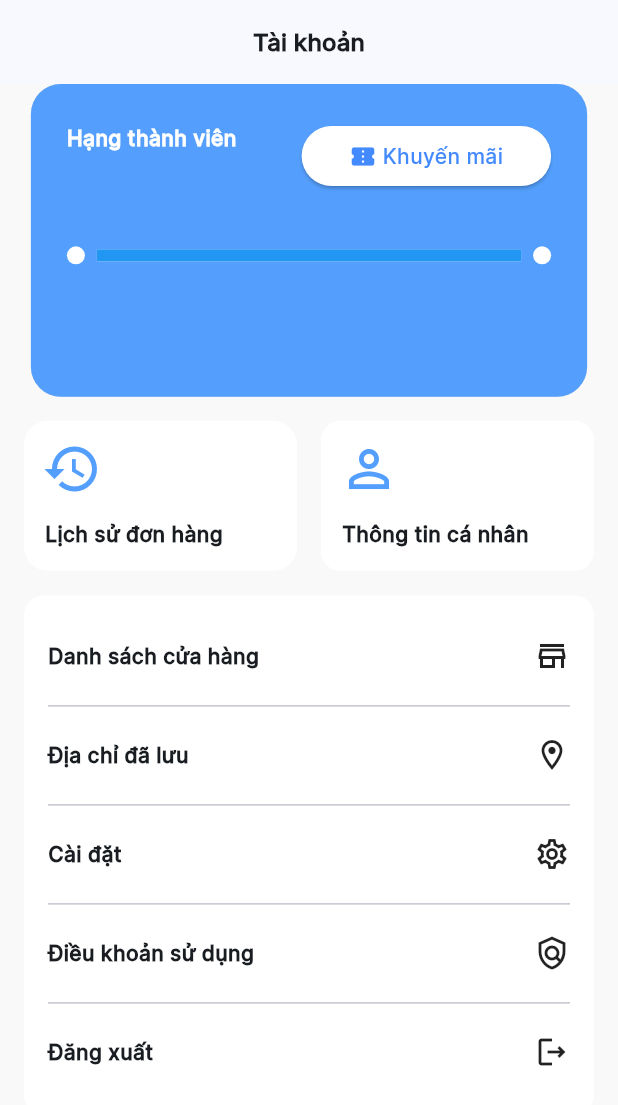
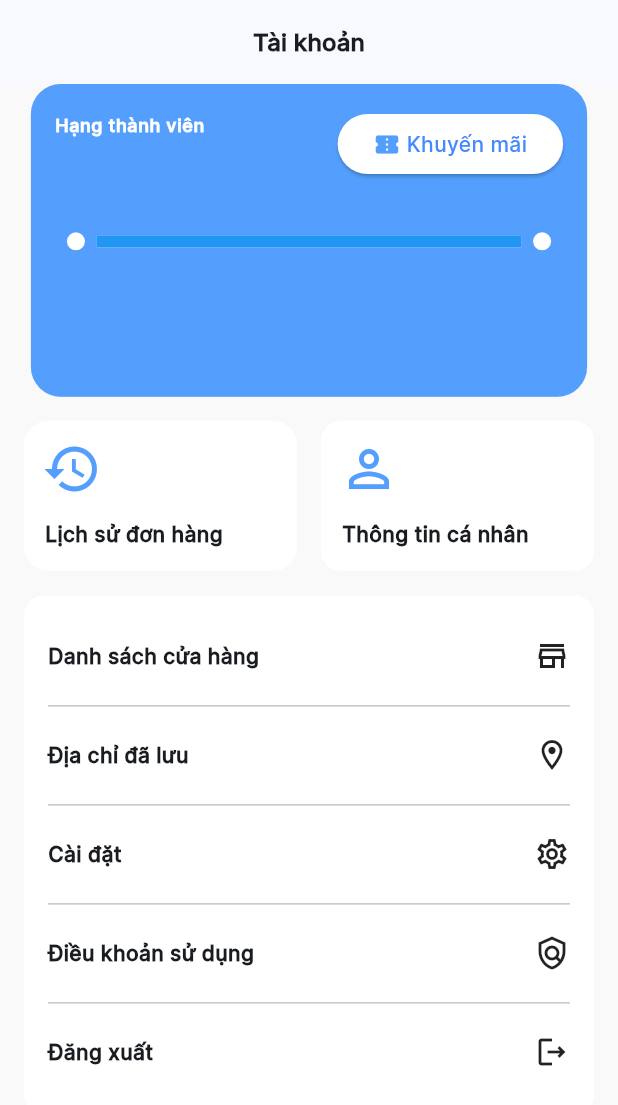
Before and after one commit to RESO-DEVELOPMENT/Deer-Coffee-Mobile, a Flutter app: the OtherPage screen opened directly, on a phone screen of 412 x 824 dp. Shown: the top 1105 px of the screen. Run offline on Flutter 3.47's test engine with Material 3 defaults, Android fonts, the phone set to English and light mode, and no system bars; our stand-ins replace barcode_widget, carousel_slider, dio, firebase_auth, firebase_core, firebase_storage and 13 more; missing offline and left inert: barcode, dotted_dashed_line, flutter_launcher_icons; accounts and stored records are empty; network calls fail; statements that could not run were skipped.

Commit message:
update ui

```diff
--- a/lib/enums/order_enum.dart
+++ b/lib/enums/order_enum.dart
@@ -15,7 +15,7 @@ class DeliType {
 class TakeAway {
   String type = 'TAKE_AWAY';
   IconData icon = Icons.home;
-  String label = 'Mang đi';
+  String label = 'Nhận tại cửa hàng';
 }
 
 class EatIn {
@@ -56,7 +56,7 @@ String showOrderStatus(String status) {
     case OrderStatusEnum.CANCELED:
       return 'Đã huỷ';
     case OrderStatusEnum.PAID:
-      return 'Hoàn thành món';
+      return 'Hoàn thành';
     default:
       return 'Đang xử lý';
   }
--- a/lib/view_models/cart_view_model.dart
+++ b/lib/view_models/cart_view_model.dart
@@ -31,16 +31,30 @@ class CartViewModel extends BaseViewModel {
   List<PromotionPointify>? promotionsHasVoucher = [];
   List<PromotionPointify>? promotionsUsingPromotionCode = [];
   List<VoucherModel>? listUserVoucher = [];
+  List<PaymentProvider> listPayment = [];
   CartViewModel() {
-    cart.orderType = OrderTypeEnum.EAT_IN;
+    cart.orderType = OrderTypeEnum.TAKE_AWAY;
     cart.productList = [];
     cart.promotionList = [];
-    cart.paymentType = PaymentTypeEnums.CASH;
     cart.totalAmount = 0;
     cart.finalAmount = 0;
     cart.bonusPoint = 0;
     cart.shippingFee = 0;
     cart.deliveryAddress = null;
+
+    listPayment = [
+      PaymentProvider(
+          name: "Thanh toán khi nhận hàng",
+          code: PaymentTypeEnums.CASH,
+          icon:
+              'https://firebasestorage.googleapis.com/v0/b/pos-system-47f93.appspot.com/o/files%2Fcash.png?alt=media&token=42566a9d-b092-4e80-90dd-9313aeee081d'),
+      PaymentProvider(
+          name: "Thẻ thành viên",
+          code: PaymentTypeEnums.POINTIFY,
+          icon:
+              "https://firebasestorage.googleapis.com/v0/b/pos-system-47f93.appspot.com/o/files%2Fpointify.jpg?alt=media&token=c1953b7c-23d4-4fb6-b866-ac13ae639a00")
+    ];
+    cart.paymentType = listPayment[0].code;
   }
 
   Future<void> getListPromotion() async {
@@ -193,9 +207,14 @@ class CartViewModel extends BaseViewModel {
     notifyListeners();
   }
 
+  void setPayment(String? type) {
+    cart.paymentType = type;
+    notifyListeners();
+  }
+
   void setOrderType(String? type) {
     cart.orderType = type;
-    if (type == OrderTypeEnum.EAT_IN) {
+    if (type == OrderTypeEnum.TAKE_AWAY) {
       cart.deliveryAddress = null;
     }
     notifyListeners();
--- a/lib/views/profile_screen/order_details.dart
+++ b/lib/views/profile_screen/order_details.dart
@@ -400,6 +400,9 @@ class _OrderDetailsState extends State<OrderDetails> {
                             ),
                           ),
                         ),
+                        SizedBox(
+                          height: 32,
+                        )
                       ],
                     ),
                   ),
--- a/lib/views/profile_screen/profile.dart
+++ b/lib/views/profile_screen/profile.dart
@@ -154,21 +154,17 @@ class _OtherPageState extends State<OtherPage> {
                         child: Column(
                           mainAxisAlignment: MainAxisAlignment.spaceBetween,
                           children: [
-                            Padding(
-                              padding: const EdgeInsets.all(8.0),
-                              child: Row(
-                                mainAxisAlignment:
-                                    MainAxisAlignment.spaceBetween,
+                            Row(
+                              mainAxisAlignment: MainAxisAlignment.spaceBetween,
                               crossAxisAlignment: CrossAxisAlignment.center,
                               children: [
                                 Column(
                                   mainAxisAlignment:
                                       MainAxisAlignment.spaceBetween,
-                                    crossAxisAlignment:
-                                        CrossAxisAlignment.start,
+                                  crossAxisAlignment: CrossAxisAlignment.start,
                                   children: [
                                     Text('Hạng thành viên',
-                                          style: Get.textTheme.bodyMedium
+                                        style: Get.textTheme.bodySmall
                                             ?.copyWith(
                                                 color: Colors.white,
                                                 fontWeight: FontWeight.bold)),
@@ -189,14 +185,15 @@ class _OtherPageState extends State<OtherPage> {
                                     backgroundColor: Colors.white,
                                   ),
                                   child: Padding(
-                                      padding: const EdgeInsets.all(8.0),
+                                    padding:
+                                        const EdgeInsets.fromLTRB(0, 8, 0, 8),
                                     child: Row(
                                       children: <Widget>[
-                                          const Icon(
+                                        Icon(
                                           Icons.confirmation_number,
-                                            color: Colors.blueAccent,
+                                          color: ThemeColor.primary,
                                         ),
-                                          const SizedBox(
+                                        SizedBox(
                                           width: 4,
                                         ),
                                         Text(
@@ -211,7 +208,6 @@ class _OtherPageState extends State<OtherPage> {
                                 ),
                               ],
                             ),
-                            ),
                             Padding(
                               padding: const EdgeInsets.all(8.0),
                               child: CustomLinearProgressBar(
@@ -222,11 +218,13 @@ class _OtherPageState extends State<OtherPage> {
                               mainAxisAlignment: MainAxisAlignment.spaceBetween,
                               children: [
                                 Text(model.memberShipModel?.level?.name ?? '',
-                                    style: Get.textTheme.bodyLarge
-                                        ?.copyWith(color: Colors.white)),
+                                    style: Get.textTheme.bodyMedium?.copyWith(
+                                        color: Colors.white,
+                                        fontWeight: FontWeight.bold)),
                                 Text(userModel?.level?.nextLevelName ?? '',
-                                    style: Get.textTheme.bodyLarge
-                                        ?.copyWith(color: Colors.white)),
+                                    style: Get.textTheme.bodyMedium?.copyWith(
+                                        color: Colors.white,
+                                        fontWeight: FontWeight.bold)),
                               ],
                             ),
                             Row(
@@ -236,7 +234,7 @@ class _OtherPageState extends State<OtherPage> {
                                     .memberShipModel!.level!.memberWallet!
                                     .map((e) => Text(
                                           '${e.walletType?.name ?? ''}: ${formatPrice(e.balance ?? 0)}',
-                                          style: Get.textTheme.titleMedium
+                                          style: Get.textTheme.bodyMedium
                                               ?.copyWith(
                                                   color: Colors.white,
                                                   fontWeight: FontWeight.bold),
--- a/pubspec.yaml
+++ b/pubspec.yaml
@@ -16,7 +16,7 @@ publish_to: "none" # Remove this line if you wish to publish to pub.dev
 # https://developer.apple.com/library/archive/documentation/General/Reference/InfoPlistKeyReference/Articles/CoreFoundationKeys.html
 # In Windows, build-name is used as the major, minor, and patch parts
 # of the product and file versions while build-number is used as the build suffix.
-version: 1.0.6+8
+version: 1.0.7+9
 
 environment:
   sdk: ">=3.0.6 <4.0.0"
@@ -90,7 +90,6 @@ flutter:
     - assets/images/
     - assets/images/coins.png
 
-
   # An image asset can refer to one or more resolution-specific "variants", see
   # https://flutter.dev/assets-and-images/#resolution-aware
 
```
Also changed, not shown: lib/models/order_in_list.dart (+10 -2 lines), lib/views/bottom_sheet_util.dart (+33 -22 lines), lib/views/cart.dart (+25 -10 lines), lib/views/home_screen/blog_details.dart (+29 -5 lines), lib/views/home_screen/home_page.dart (+4 -3 lines), lib/views/orders_screen/orders_screen.dart (+7 -6 lines), lib/views/profile_screen/order_history.dart (+57 -66 lines), lib/widgets/other_dialogs/select_payment_bottomsheet.dart (+136 -0 lines), 1 other file. Lines whose indentation alone changed are shown as unchanged.
